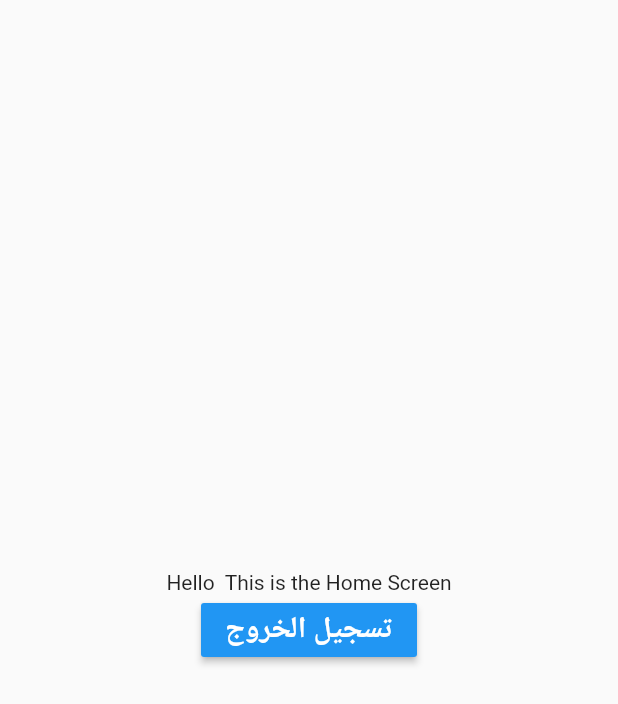
After one commit to ahmedhmmad/rafaheduapp, a Flutter app: the screen it shows once a user with an empty profile is signed in, after a tap on "تسجيل الخروج", on a phone screen of 412 x 824 dp. The commit adds this screen. Shown: the top 704 px of the screen. Run offline on Flutter 3.47's test engine with Material 2 defaults, Android fonts, the phone set to English and light mode, and no system bars; our stand-ins replace firebase_auth, firebase_core, google_fonts; accounts and stored records are empty; Roboto replaces fonts that are missing (Cairo).

Commit message:
update login screen

```diff
--- /dev/null
+++ b/lib/auth.dart
@@ -0,0 +1,22 @@
+import 'package:firebase_auth/firebase_auth.dart';
+import 'package:flutter/material.dart';
+import 'package:rafaheduapp/screens/home_screen.dart';
+import 'package:rafaheduapp/screens/login_screen.dart';
+
+class Auth extends StatelessWidget {
+  const Auth({super.key});
+
+  @override
+  Widget build(BuildContext context) {
+    return Scaffold(
+        body: StreamBuilder(
+      stream: FirebaseAuth.instance.authStateChanges(),
+      builder: (context, snapshot) {
+        if (snapshot.hasData) {
+          return HomeScreen();
+        }
+        return LoginScreen();
+      },
+    ));
+  }
+}
--- a/lib/main.dart
+++ b/lib/main.dart
@@ -1,7 +1,12 @@
+import 'package:firebase_core/firebase_core.dart';
 import 'package:flutter/material.dart';
+import 'package:rafaheduapp/auth.dart';
 import 'package:rafaheduapp/screens/login_screen.dart';
 
-void main() {
+void main() async {
+  WidgetsFlutterBinding.ensureInitialized();
+
+  await Firebase.initializeApp();
   runApp(const MyApp());
 }
 
@@ -35,7 +40,7 @@ class _MyHomePageState extends State<MyHomePage> {
   Widget build(BuildContext context) {
     return Scaffold(
       body:
-          LoginScreen(), // This trailing comma makes auto-formatting nicer for build methods.
+          Auth(), // This trailing comma makes auto-formatting nicer for build methods.
     );
   }
 }
--- /dev/null
+++ b/lib/screens/home_screen.dart
@@ -0,0 +1,43 @@
+import 'package:firebase_auth/firebase_auth.dart';
+import 'package:flutter/src/widgets/container.dart';
+import 'package:flutter/src/widgets/framework.dart';
+
+import 'package:flutter/material.dart';
+import 'package:google_fonts/google_fonts.dart';
+
+class HomeScreen extends StatefulWidget {
+  const HomeScreen({super.key});
+
+  @override
+  State<HomeScreen> createState() => _HomeScreenState();
+}
+
+class _HomeScreenState extends State<HomeScreen> {
+  final user = FirebaseAuth.instance.currentUser!;
+
+  @override
+  Widget build(BuildContext context) {
+    return Scaffold(
+      body: Center(
+          child: Column(
+        mainAxisAlignment: MainAxisAlignment.center,
+        children: [
+          Text('Hello ${user.email} This is the Home Screen'),
+          MaterialButton(
+            color: Colors.blue,
+            onPressed: () {
+              FirebaseAuth.instance.signOut();
+            },
+            child: Text(
+              "تسجيل الخروج",
+              style: GoogleFonts.cairo(
+                  fontSize: 20,
+                  fontWeight: FontWeight.bold,
+                  color: Colors.white),
+            ),
+          )
+        ],
+      )),
+    );
+  }
+}
--- a/lib/screens/login_screen.dart
+++ b/lib/screens/login_screen.dart
@@ -1,15 +1,73 @@
+import 'package:firebase_auth/firebase_auth.dart';
 import 'package:flutter/material.dart';
 
 import 'package:google_fonts/google_fonts.dart';
 
-class LoginScreen extends StatelessWidget {
+class LoginScreen extends StatefulWidget {
   const LoginScreen({super.key});
+
+  @override
+  State<LoginScreen> createState() => _LoginScreenState();
+}
+
+class _LoginScreenState extends State<LoginScreen> {
+  GlobalKey<FormState> _formKey = GlobalKey();
+  final _emailController = TextEditingController();
+  final _passwordController = TextEditingController();
+
+  Future<void> signIn() async {
+    try {
+      await FirebaseAuth.instance.signInWithEmailAndPassword(
+          email: _emailController.text.trim(),
+          password: _passwordController.text.trim());
+    } on FirebaseAuthException catch (e) {
+      if (e.code == 'user-not-found') {
+        ScaffoldMessenger.of(context).showSnackBar(
+          const SnackBar(
+              backgroundColor: Colors.red,
+              content: Text(
+                ' يرجى التأكد من اسم المستخدم',
+                style: TextStyle(
+                    color: Colors.white,
+                    fontSize: 14,
+                    fontWeight: FontWeight.w300),
+              )),
+        );
+        print('No user found for that email.');
+      } else if (e.code == 'wrong-password') {
+        ScaffoldMessenger.of(context).showSnackBar(
+          const SnackBar(
+              backgroundColor: Colors.red,
+              content: Text(
+                ' يرجى التأكد من كلمة المرور',
+                style: TextStyle(
+                    color: Colors.white,
+                    fontSize: 14,
+                    fontWeight: FontWeight.w300),
+              )),
+        );
+        print('Wrong password provided for that user.');
+      }
+    }
+  }
+
+  @override
+  void dispose() {
+    // TODO: implement dispose
+    super.dispose();
+    _emailController.dispose();
+    _passwordController.dispose();
+  }
 
   @override
   Widget build(BuildContext context) {
     return Scaffold(
       backgroundColor: Colors.grey[200],
       body: SafeArea(
+          child: Center(
+        child: SingleChildScrollView(
+          child: Form(
+            key: _formKey,
             child: Column(
               mainAxisAlignment: MainAxisAlignment.center,
               children: [
@@ -26,7 +84,8 @@ class LoginScreen extends StatelessWidget {
                 //Title Text
                 Text(
                   'مديرية التربية والتعليم رفح',
-            style: GoogleFonts.cairo(fontSize: 30, fontWeight: FontWeight.bold),
+                  style: GoogleFonts.cairo(
+                      fontSize: 30, fontWeight: FontWeight.bold),
                 ),
 
                 const SizedBox(
@@ -35,7 +94,8 @@ class LoginScreen extends StatelessWidget {
                 //subtitle Text
                 Text(
                   'أهلاً وسهلاً بكم',
-            style: GoogleFonts.cairo(fontSize: 20, fontWeight: FontWeight.bold),
+                  style: GoogleFonts.cairo(
+                      fontSize: 20, fontWeight: FontWeight.bold),
                 ),
                 const SizedBox(
                   height: 20,
@@ -45,10 +105,16 @@ class LoginScreen extends StatelessWidget {
                   padding: const EdgeInsets.symmetric(horizontal: 20),
                   child: Container(
                     decoration: BoxDecoration(
-                  color: Colors.white, borderRadius: BorderRadius.circular(12)),
-              child: const TextField(
+                        color: Colors.white,
+                        borderRadius: BorderRadius.circular(12)),
+                    child: TextFormField(
+                      validator: (value) {
+                        if (value == null || value.isEmpty)
+                          return 'أدخل الايميل';
+                      },
+                      controller: _emailController,
                       textDirection: TextDirection.rtl,
-                decoration: InputDecoration(
+                      decoration: const InputDecoration(
                           hintTextDirection: TextDirection.rtl,
                           contentPadding: EdgeInsets.symmetric(horizontal: 20),
                           border: InputBorder.none,
@@ -63,11 +129,17 @@ class LoginScreen extends StatelessWidget {
                   padding: const EdgeInsets.symmetric(horizontal: 20),
                   child: Container(
                     decoration: BoxDecoration(
-                  color: Colors.white, borderRadius: BorderRadius.circular(12)),
-              child: const TextField(
+                        color: Colors.white,
+                        borderRadius: BorderRadius.circular(12)),
+                    child: TextFormField(
+                      validator: (value) {
+                        if (value == null || value.isEmpty)
+                          return 'أدخل كلمة المرور';
+                      },
+                      controller: _passwordController,
                       textDirection: TextDirection.rtl,
                       obscureText: true,
-                decoration: InputDecoration(
+                      decoration: const InputDecoration(
                           contentPadding: EdgeInsets.symmetric(horizontal: 20),
                           border: InputBorder.none,
                           hintTextDirection: TextDirection.rtl,
@@ -80,9 +152,27 @@ class LoginScreen extends StatelessWidget {
                   height: 20,
                 ),
                 Padding(
-            padding: EdgeInsets.symmetric(horizontal: 20),
+                  padding: const EdgeInsets.symmetric(horizontal: 20),
+                  child: GestureDetector(
+                    onTap: () {
+                      if (_formKey.currentState!.validate()) {
+                        ScaffoldMessenger.of(context).showSnackBar(
+                          const SnackBar(
+                              duration: Duration(milliseconds: 500),
+                              backgroundColor: Colors.pinkAccent,
+                              content: Text(
+                                ' يتم التحقق من البيانات',
+                                style: TextStyle(
+                                    color: Colors.white,
+                                    fontSize: 20,
+                                    fontWeight: FontWeight.w400),
+                              )),
+                        );
+                        signIn();
+                      }
+                    },
                     child: Container(
-              padding: EdgeInsets.all(8),
+                      padding: const EdgeInsets.all(8),
                       color: Colors.blue,
                       child: Center(
                         child: Text(
@@ -91,6 +181,7 @@ class LoginScreen extends StatelessWidget {
                               fontSize: 20,
                               fontWeight: FontWeight.bold,
                               color: Colors.white),
+                        ),
                       ),
                     ),
                   ),
@@ -122,6 +213,9 @@ class LoginScreen extends StatelessWidget {
                 )
                 //sign up text
               ],
+            ),
+          ),
+        ),
       )),
     );
   }
--- a/pubspec.yaml
+++ b/pubspec.yaml
@@ -37,6 +37,8 @@ dependencies:
   # Use with the CupertinoIcons class for iOS style icons.
   cupertino_icons: ^1.0.2
   google_fonts: ^3.0.1
+  firebase_auth: ^4.1.5
+  firebase_core: ^2.3.0
 
 dev_dependencies:
   flutter_test:
```
Also changed, not shown: lib/firebase_options.dart (added), pubspec.lock, 10 other files. Lines whose indentation alone changed are shown as unchanged.
